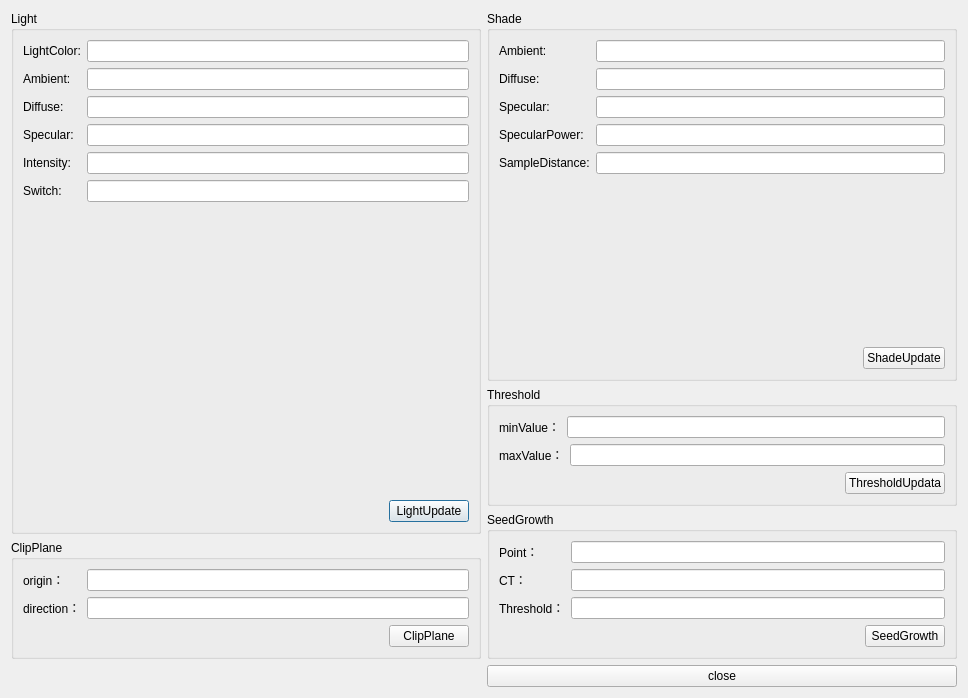
First picture: the form in VTKLearn/VTKModelLearn/volumeinfo.ui, repository Gaara-ops/VTKLearn, before the edit.
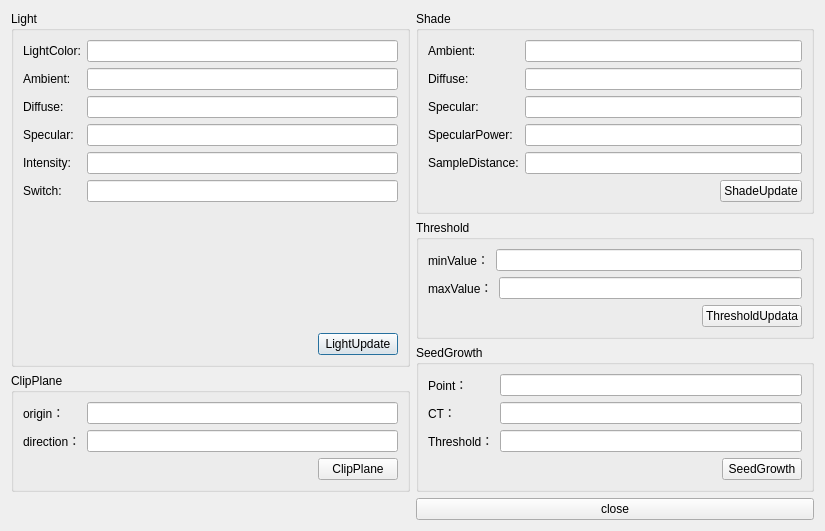
Second picture: the form after the edit.

```diff
--- a/VTKLearn/VTKModelLearn/volumeinfo.ui
+++ b/VTKLearn/VTKModelLearn/volumeinfo.ui
@@ -6,8 +6,8 @@
    <rect>
     <x>0</x>
     <y>0</y>
-    <width>968</width>
-    <height>698</height>
+    <width>825</width>
+    <height>516</height>
    </rect>
   </property>
   <property name="windowTitle">
```
